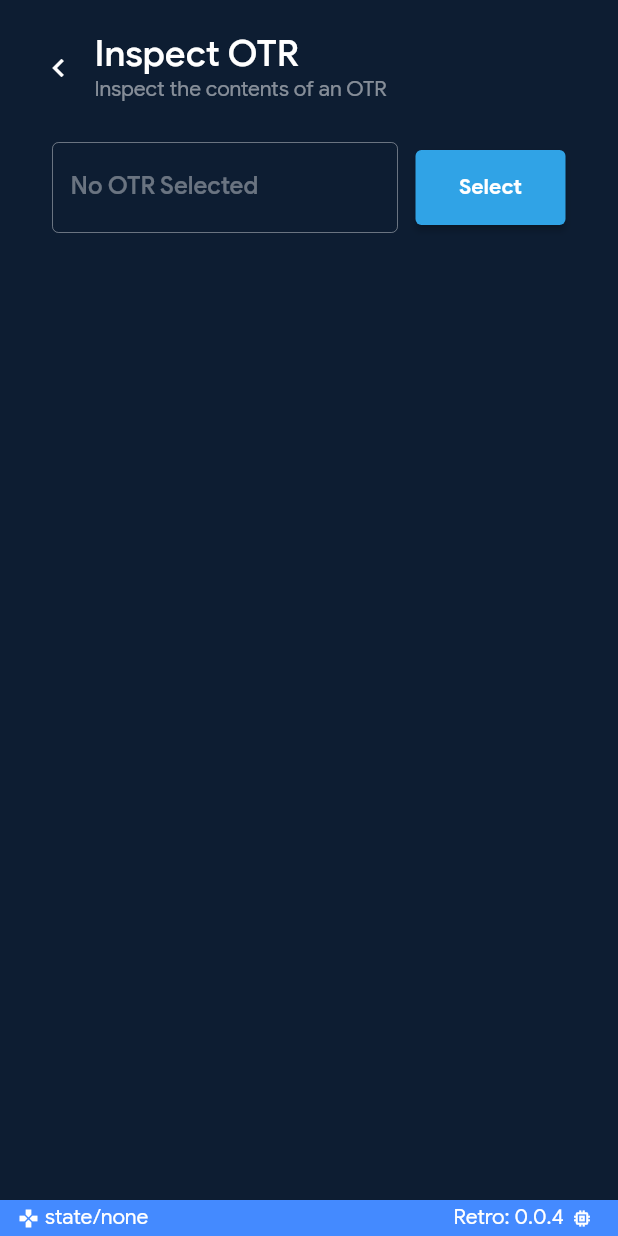
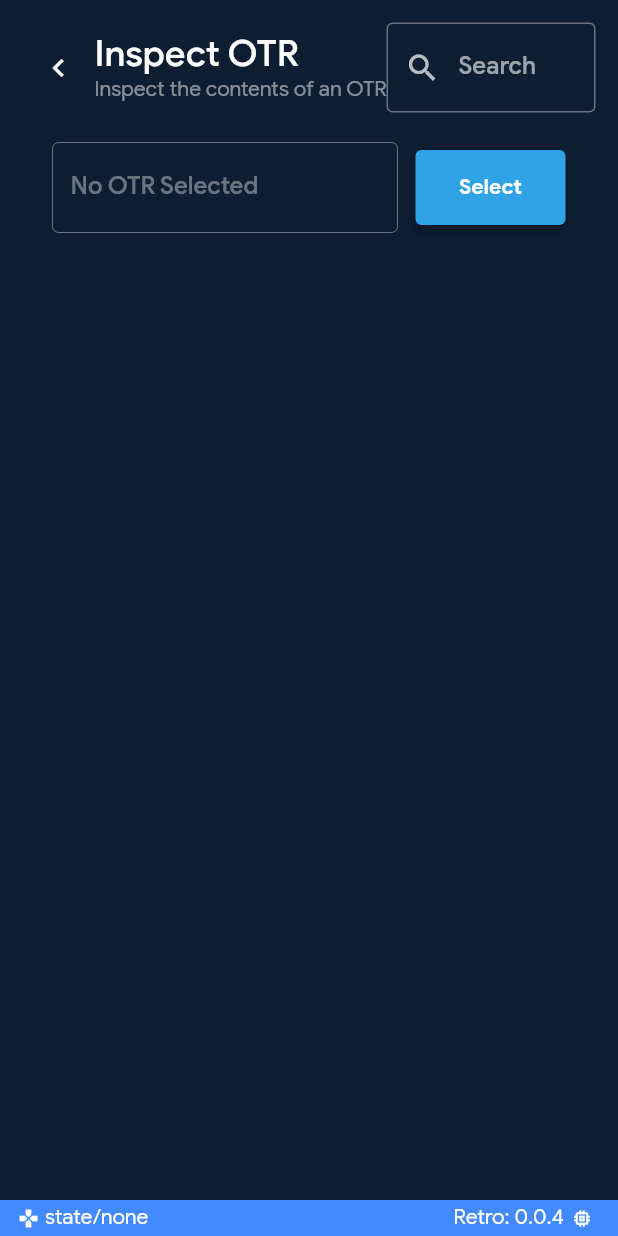
Before and after one commit to HarbourMasters/retro, a Flutter app: the InspectOTRScreen screen opened by its route, on a phone screen of 412 x 824 dp. Run offline on Flutter 3.47's test engine with Material 2 defaults, Android fonts, the phone set to English and light mode, and no system bars; our stand-ins replace file_picker, tuple; missing offline and left inert: flutter_storm, window_size; generated files the repository leaves out were written again.

Commit message:
[Feature] Add search functionality in View OTR (#22)

```diff
--- a/lib/features/inspect_otr/inspect_otr_screen.dart
+++ b/lib/features/inspect_otr/inspect_otr_screen.dart
@@ -24,6 +24,17 @@ class _InspectOTRScreenState extends State<InspectOTRScreen> {
         viewModel.reset();
         Navigator.of(context).pop();
       },
+      topRightWidget: SizedBox(
+        width: 300,
+        child: TextField(
+          decoration: InputDecoration(
+            border: const OutlineInputBorder(),
+            labelText: i18n.inspectOtrScreen_search,
+            prefixIcon: const Icon(Icons.search),
+          ),
+          onChanged: viewModel.onSearch,
+        ),
+      ),
       content: Expanded(
         child: Padding(
           padding: const EdgeInsets.all(20),
@@ -45,17 +56,17 @@ class _InspectOTRScreenState extends State<InspectOTRScreen> {
                         minimumSize: const Size(100, 50)),
                     child: Text(i18n.inspectOtrScreen_selectButton))
               ]),
-              if (viewModel.isProcessing || viewModel.filesInOTR.isNotEmpty)
+              if (viewModel.isProcessing || viewModel.filteredFilesInOTR.isNotEmpty)
                 Expanded(
                     child: viewModel.isProcessing
                         ? const Center(child: CircularProgressIndicator())
                         : Padding(
                             padding: const EdgeInsets.only(top: 10),
                             child: ListView.builder(
-                                itemCount: viewModel.filesInOTR.length,
+                                itemCount: viewModel.filteredFilesInOTR.length,
                                 prototypeItem: const SizedBox(width: 0, height: 20),
                                 itemBuilder: (context, index) {
-                                  return Text(viewModel.filesInOTR[index]);
+                                  return Text(viewModel.filteredFilesInOTR[index]);
                                 })))
             ],
           ),
--- a/lib/l10n/app_de.arb
+++ b/lib/l10n/app_de.arb
@@ -45,5 +45,6 @@
     "inspectOtrScreen_inspectOtr": "Überprüfe OTR",
     "inspectOtrScreen_inspectOtrSubtitle": "Überprüfe die Inhalte einer OTR",
     "inspectOtrScreen_noOtrSelected": "Keine OTR ausgewählt",
-    "inspectOtrScreen_selectButton": "Wähle"
+    "inspectOtrScreen_selectButton": "Wähle",
+    "inspectOtrScreen_search": "Suchen"
 }
--- a/lib/l10n/app_en.arb
+++ b/lib/l10n/app_en.arb
@@ -45,5 +45,6 @@
     "inspectOtrScreen_inspectOtr": "Inspect OTR",
     "inspectOtrScreen_inspectOtrSubtitle": "Inspect the contents of an OTR",
     "inspectOtrScreen_noOtrSelected": "No OTR Selected",
-    "inspectOtrScreen_selectButton": "Select"
+    "inspectOtrScreen_selectButton": "Select",
+    "inspectOtrScreen_search": "Search"
 }
--- a/lib/l10n/app_es.arb
+++ b/lib/l10n/app_es.arb
@@ -45,5 +45,6 @@
     "inspectOtrScreen_inspectOtr": "Inspeccionar OTR",
     "inspectOtrScreen_inspectOtrSubtitle": "Inspeccione el contenido de un OTR",
     "inspectOtrScreen_noOtrSelected": "No se ha seleccionado un OTR",
-    "inspectOtrScreen_selectButton": "Seleccionar"
+    "inspectOtrScreen_selectButton": "Seleccionar",
+    "inspectOtrScreen_search": "Buscar"
 }
--- a/lib/l10n/app_fr.arb
+++ b/lib/l10n/app_fr.arb
@@ -45,5 +45,6 @@
     "inspectOtrScreen_inspectOtr": "Inspecter un OTR",
     "inspectOtrScreen_inspectOtrSubtitle": "Inspecter le contenu d'un OTR",
     "inspectOtrScreen_noOtrSelected": "Aucun OTR sélectionné",
-    "inspectOtrScreen_selectButton": "Sélectionner"
+    "inspectOtrScreen_selectButton": "Sélectionner",
+    "inspectOtrScreen_search": "Rechercher"
 }
```
Also changed, not shown: lib/features/inspect_otr/inspect_otr_viewmodel.dart (+9 -0 lines).
